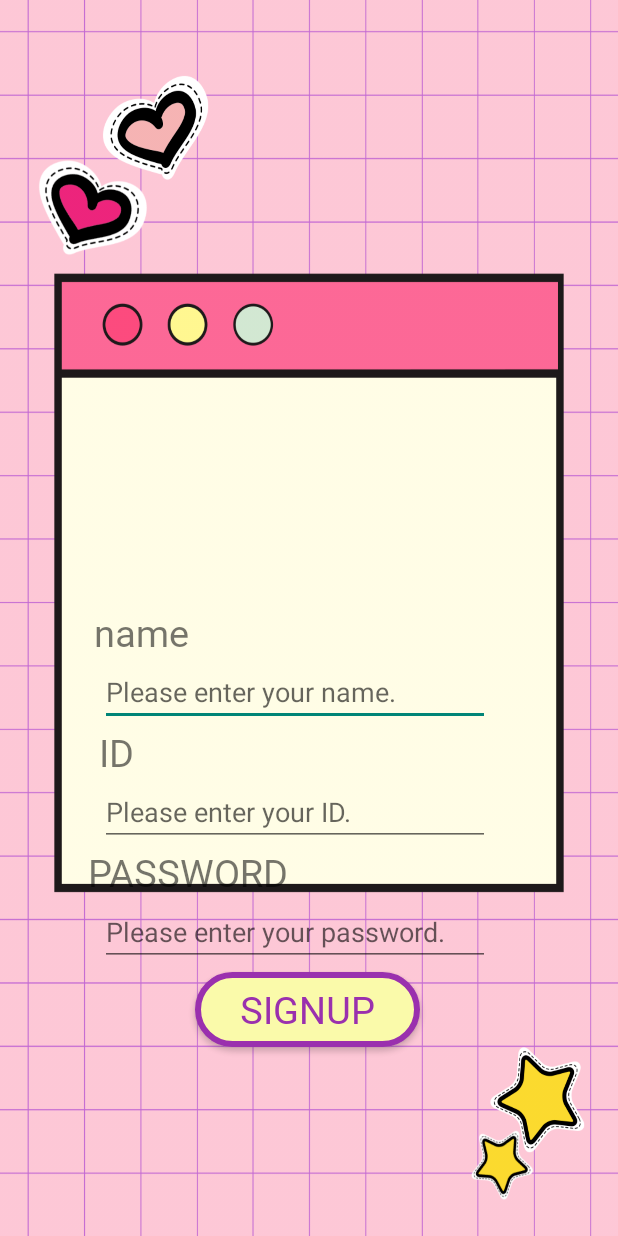
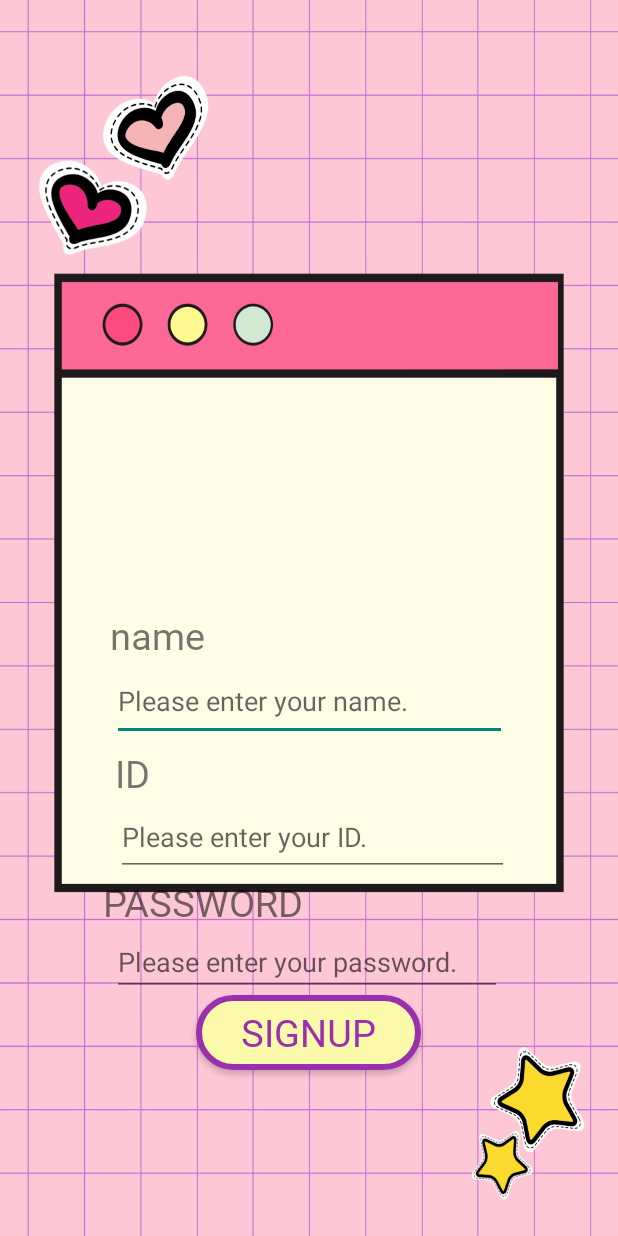
Before and after one commit to hamham1210/introduce.app, an Android app: the screen it shows after launch (SignUpActivity), after a tap on "SIGNUP", on a phone screen of 412 x 824 dp. Run offline under Robolectric (Android 15) with nearby library versions, the light colour scheme and no system bars.

Commit message:
LV4수정사항(아이디,패스워드 수정사항)

```diff
--- a/app/src/main/java/com/example/introduce/HomeActivity.kt
+++ b/app/src/main/java/com/example/introduce/HomeActivity.kt
@@ -9,8 +9,8 @@ import androidx.appcompat.app.AppCompatActivity
 import kotlin.random.Random
 
 class HomeActivity : AppCompatActivity() {
-    private lateinit var randomImageView: ImageView
-    private lateinit var imageArray: Array<Int>
+
+    lateinit var imageArray: Array<Int>
     override fun onCreate(savedInstanceState: Bundle?) {//앱이 최초 실행 됐을때 수행
         super.onCreate(savedInstanceState)
         setContentView(R.layout.activity_home) //xml 화면 뷰와 연결한다.
@@ -19,10 +19,10 @@ class HomeActivity : AppCompatActivity() {
 
         imageArray = resources.obtainTypedArray(R.array.self_image).use { typedArray ->
             Array(typedArray.length()) { typedArray.getResourceId(it, 0) }
-        }
+        } //리소스에 있는 self_image파일의 array를 가져와서 쓴다.
         val randomImageResource = imageArray[Random.nextInt(0, imageArray.size)]
         randomImageView.setImageResource(randomImageResource)
-
+        //imageArray에 있는 그림들을 랜덤으로 띄운다.
         if (intent.hasExtra("ID"))// 만약 intent객체 안에 ID 객체가 있다면 중괄호 안을 실행하라
         {
             input_id.text = intent.getStringExtra("ID")
@@ -32,6 +32,7 @@ class HomeActivity : AppCompatActivity() {
             var intent2 = Intent(this, SignInActivity::class.java)
             startActivity(intent2)
         }
+        //end 버튼 누르면 signin페이지로 넘어간다.
 
 
     }
--- a/app/src/main/java/com/example/introduce/SignInActivity.kt
+++ b/app/src/main/java/com/example/introduce/SignInActivity.kt
@@ -32,11 +32,11 @@ class SignInActivity : AppCompatActivity() {
                 val pw = result.data?.getStringExtra("pw") ?: ""
                 idEditText.setText(id)
                 pwEditText.setText(pw)
-            }
+            }//id,pw의 키값을 가져와서 idEditText와 pwEditText칸에 띄운다.
         }
         btnsignup.setOnClickListener{
         val intent = Intent(this, SignUpActivity::class.java)
-        resultLauncher.launch(intent)}
+        resultLauncher.launch(intent)} //SignUp에서 쓴 인텐트를 가져온다.
 
 
 
--- a/app/src/main/java/com/example/introduce/SignUpActivity.kt
+++ b/app/src/main/java/com/example/introduce/SignUpActivity.kt
@@ -25,11 +25,11 @@ class SignUpActivity : AppCompatActivity() {
                             this,
                             getString(R.string.toast_msg_signupS),
                             Toast.LENGTH_SHORT
-                        ).show()
+                        ).show()// 위의 칸들이 비워지 있지 않으면 토스트 메시지를 띄운다.
                         var intent = Intent(this, SignInActivity::class.java)
                         intent.putExtra("id", editid.text.toString())
                         intent.putExtra("pw", editpw.text.toString())
-                        setResult(RESULT_OK, intent)
+                        setResult(RESULT_OK, intent)//editid와 editpw의 값을 intent에 넣어서 SignIn페이지로 넘긴다.
                         finish()
                     }
                 }
@@ -43,7 +43,7 @@ class SignUpActivity : AppCompatActivity() {
                     }
                 }
             }
-        signup()
+        signup()// 아무것도 입력하지 않았을 때도 메시지를 띄우게한다.
         editid.addTextChangedListener {
             signup()
         }
--- a/app/src/main/res/layout/activity_sign_up.xml
+++ b/app/src/main/res/layout/activity_sign_up.xml
@@ -16,7 +16,7 @@
         android:textSize="25dp"
         app:layout_constraintBottom_toTopOf="@+id/editText_name"
         app:layout_constraintEnd_toEndOf="parent"
-        app:layout_constraintHorizontal_bias="0.18"
+        app:layout_constraintHorizontal_bias="0.21"
         app:layout_constraintStart_toStartOf="parent"
         app:layout_constraintTop_toTopOf="parent"
         app:layout_constraintVertical_bias="1.0" />
@@ -28,9 +28,9 @@
         android:fontFamily="@font/singleday"
         android:text="@string/sign_id"
         android:textSize="25dp"
-        app:layout_constraintBottom_toTopOf="@+id/editText_pw"
+        app:layout_constraintBottom_toTopOf="@+id/editText_id"
         app:layout_constraintEnd_toEndOf="parent"
-        app:layout_constraintHorizontal_bias="0.169"
+        app:layout_constraintHorizontal_bias="0.197"
         app:layout_constraintStart_toStartOf="parent" />
 
     <TextView
@@ -40,41 +40,41 @@
         android:fontFamily="@font/singleday"
         android:text="@string/signin_pw"
         android:textSize="25dp"
-        app:layout_constraintBottom_toTopOf="@+id/editText_id"
+        app:layout_constraintBottom_toTopOf="@+id/editText_pw"
         app:layout_constraintEnd_toEndOf="parent"
-        app:layout_constraintHorizontal_bias="0.21"
+        app:layout_constraintHorizontal_bias="0.246"
         app:layout_constraintStart_toStartOf="parent" />
 
     <EditText
         android:id="@+id/editText_name"
-        android:layout_width="260dp"
-        android:layout_height="45dp"
+        android:layout_width="263dp"
+        android:layout_height="53dp"
+        android:layout_marginBottom="4dp"
         android:hint="@string/signup_name"
         app:layout_constraintBottom_toTopOf="@+id/signup_Id"
         app:layout_constraintEnd_toEndOf="parent"
-        app:layout_constraintHorizontal_bias="0.437"
-        app:layout_constraintStart_toStartOf="parent" />
-
-    <EditText
-        android:id="@+id/editText_id"
-        android:layout_width="260dp"
-        android:layout_height="45dp"
-        android:layout_marginBottom="180dp"
-        android:hint="@string/signin_pwhint"
-        android:inputType="textPassword"
-        app:layout_constraintBottom_toBottomOf="parent"
-        app:layout_constraintEnd_toEndOf="parent"
-        app:layout_constraintHorizontal_bias="0.437"
         app:layout_constraintStart_toStartOf="parent" />
 
     <EditText
         android:id="@+id/editText_pw"
         android:layout_width="260dp"
         android:layout_height="45dp"
+        android:layout_marginBottom="160dp"
+        android:hint="@string/signin_pwhint"
+        android:inputType="textPassword"
+        app:layout_constraintBottom_toBottomOf="parent"
+        app:layout_constraintEnd_toEndOf="parent"
+        app:layout_constraintHorizontal_bias="0.49"
+        app:layout_constraintStart_toStartOf="parent" />
+
+    <EditText
+        android:id="@+id/editText_id"
+        android:layout_width="262dp"
+        android:layout_height="51dp"
         android:hint="@string/signin_idhint"
         app:layout_constraintBottom_toTopOf="@+id/signup_pw"
         app:layout_constraintEnd_toEndOf="parent"
-        app:layout_constraintHorizontal_bias="0.437"
+        app:layout_constraintHorizontal_bias="0.516"
         app:layout_constraintStart_toStartOf="parent" />
 
     <Button
@@ -82,15 +82,15 @@
         android:layout_width="150dp"
         android:layout_height="50dp"
         android:background="@drawable/button"
+        android:fontFamily="@font/singleday"
         android:text="@string/signup_signup"
-        android:fontFamily="@font/singleday"
+        android:textColor="@color/buttonFontColor"
         android:textSize="25dp"
-        android:textColor="@color/buttonFontColor"
         app:layout_constraintBottom_toBottomOf="parent"
         app:layout_constraintEnd_toEndOf="parent"
-        app:layout_constraintHorizontal_bias="0.495"
+        app:layout_constraintHorizontal_bias="0.498"
         app:layout_constraintStart_toStartOf="parent"
         app:layout_constraintTop_toTopOf="parent"
-        app:layout_constraintVertical_bias="0.837" />
+        app:layout_constraintVertical_bias="0.857" />
 
 </androidx.constraintlayout.widget.ConstraintLayout>
```
